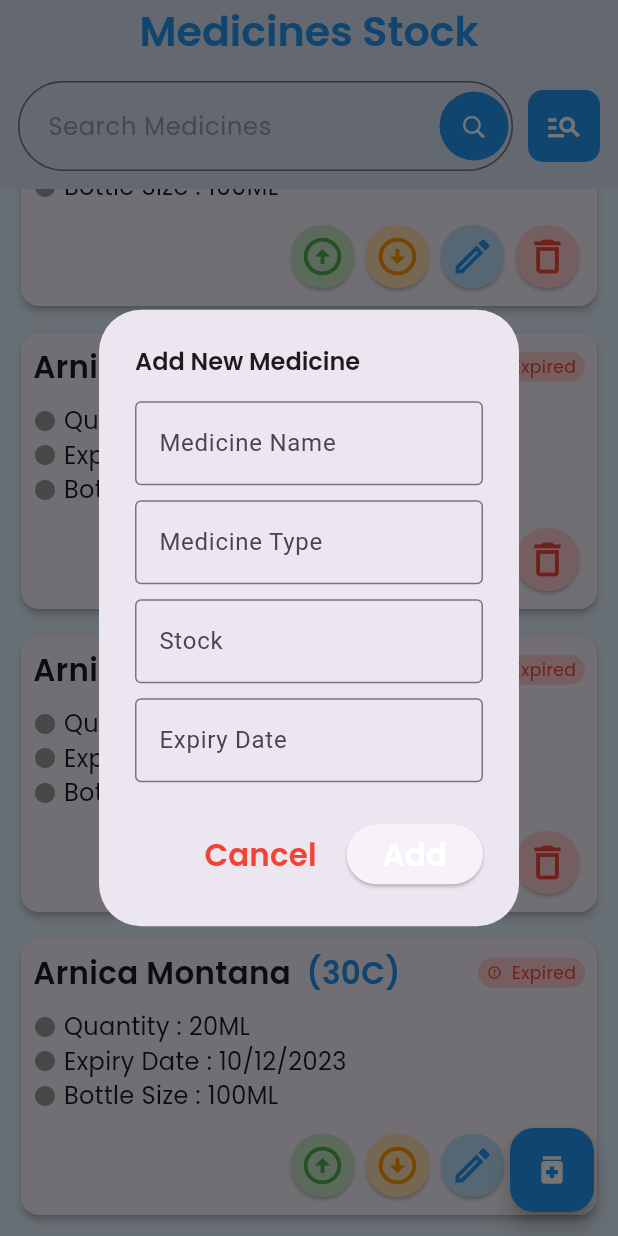
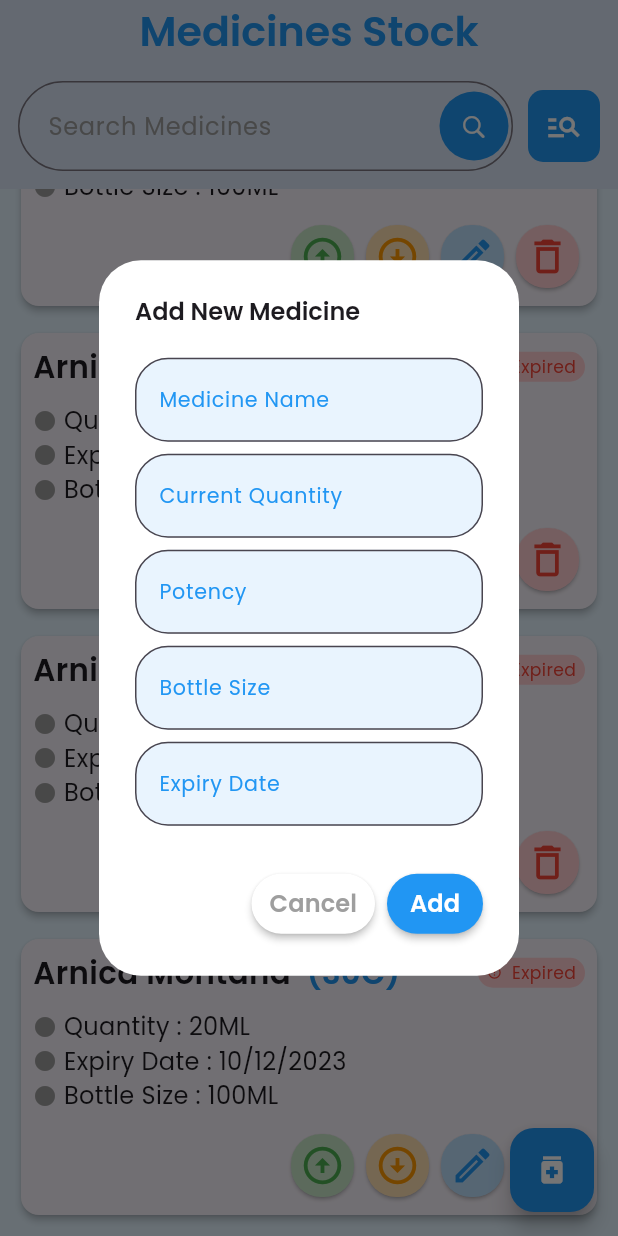
Before and after one commit to inzamam9494/healnixd, a Flutter app: the MedicinesStockScreen screen opened directly, scrolled down 312 dp, after a tap on the "medication" icon, on a phone screen of 412 x 824 dp. Run offline on Flutter 3.47's test engine with Material 3 defaults, Android fonts, the phone set to English and light mode, and no system bars; our stand-ins replace fl_chart, flutter_screenutil, font_awesome_flutter, get, google_fonts.

Commit message:
Refactor medicine stock dialog to use reusable text field and button widgets; improve UI consistency

```diff
--- a/lib/components/medicine_stock_card.dart
+++ b/lib/components/medicine_stock_card.dart
@@ -118,7 +118,11 @@ Widget medicineStockCard({
                   onTap: onTapIncrease,
                   child: Padding(
                     padding: const EdgeInsets.all(6.0),
-                    child: Icon(Icons.arrow_circle_up, color: Colors.green, size: 30),
+                    child: Icon(
+                      Icons.arrow_circle_up,
+                      color: Colors.green,
+                      size: 30,
+                    ),
                   ),
                 ),
               ),
@@ -134,7 +138,11 @@ Widget medicineStockCard({
                   onTap: onTapDecrease,
                   child: Padding(
                     padding: const EdgeInsets.all(6.0),
-                    child: Icon(Icons.arrow_circle_down, color: Colors.orange, size: 30),
+                    child: Icon(
+                      Icons.arrow_circle_down,
+                      color: Colors.orange,
+                      size: 30,
+                    ),
                   ),
                 ),
               ),
@@ -149,7 +157,11 @@ Widget medicineStockCard({
                   borderRadius: BorderRadius.circular(20),
                   child: Padding(
                     padding: const EdgeInsets.all(6.0),
-                    child: Icon(Icons.mode_edit_outlined, color: Colors.blue, size: 30),
+                    child: Icon(
+                      Icons.mode_edit_outlined,
+                      color: Colors.blue,
+                      size: 30,
+                    ),
                   ),
                 ),
               ),
@@ -164,7 +176,11 @@ Widget medicineStockCard({
                   borderRadius: BorderRadius.circular(20),
                   child: Padding(
                     padding: const EdgeInsets.all(6.0),
-                    child: Icon(Icons.delete_outline, color: Colors.red, size: 30),
+                    child: Icon(
+                      Icons.delete_outline,
+                      color: Colors.red,
+                      size: 30,
+                    ),
                   ),
                 ),
               ),
@@ -175,3 +191,51 @@ Widget medicineStockCard({
     ),
   );
 }
+
+Widget addDialogTextField({String? labelText}) {
+  return Container(
+    margin: EdgeInsets.symmetric(vertical: 4),
+    child: TextField(
+      cursorColor: Colors.blue,
+      decoration: InputDecoration(
+        labelText: labelText ?? 'Enter Text',
+        labelStyle: AppTextStyles.kSmall10RegularTextStyle.copyWith(
+          color: Colors.blue,
+        ),
+        fillColor: Colors.blue.withValues(alpha: 0.1),
+        filled: true,
+        focusedBorder: OutlineInputBorder(
+          borderRadius: BorderRadius.circular(22),
+          borderSide: BorderSide(color: Colors.blue),
+        ),
+        border: OutlineInputBorder(
+          borderRadius: BorderRadius.circular(22),
+          borderSide: BorderSide(color: Colors.blue),
+        ),
+      ),
+    ),
+  );
+}
+
+Widget dialogButton({
+  String? text,
+  VoidCallback? onPressed,
+  Color? color,
+  Color? textColor,
+}) {
+  return ElevatedButton(
+    style: ElevatedButton.styleFrom(
+      elevation: 2  ,
+      backgroundColor: color?? Colors.blue,
+      shape: RoundedRectangleBorder(borderRadius: BorderRadius.circular(30)),
+      padding: EdgeInsets.symmetric(horizontal: 12, vertical: 4),
+    ),
+    onPressed: onPressed,
+    child: Text(
+      text ?? 'Submit',
+      style: AppTextStyles.kCaption12SemiBoldTextStyle.copyWith(
+        color: textColor?? Colors.white,
+      ),
+    ),
+  );
+}
--- a/lib/screens/medicines/medicines_stock_screen.dart
+++ b/lib/screens/medicines/medicines_stock_screen.dart
@@ -16,6 +16,7 @@ class MedicinesStockScreen extends StatelessWidget {
         onPressed: () {
           Get.dialog(
             AlertDialog(
+              backgroundColor: Colors.white,
               title: Text(
                 'Add New Medicine',
                 style: AppTextStyles.kCaption12SemiBoldTextStyle,
@@ -23,56 +24,28 @@ class MedicinesStockScreen extends StatelessWidget {
               content: Column(
                 mainAxisSize: MainAxisSize.min,
                 children: [
-                  TextField(
-                    decoration: InputDecoration(
-                      labelText: 'Medicine Name',
-                      border: OutlineInputBorder(),
-                    ),
-                  ).marginOnly(bottom: 10),
-                  TextField(
-                    decoration: InputDecoration(
-                      labelText: 'Medicine Type',
-                      border: OutlineInputBorder(),
-                    ),
-                  ).marginOnly(bottom: 10),
-                  TextField(
-                    decoration: InputDecoration(
-                      labelText: 'Stock',
-                      border: OutlineInputBorder(),
-                    ),
-                  ).marginOnly(bottom: 10),
-                  TextField(
-                    decoration: InputDecoration(
-                      labelText: 'Expiry Date',
-                      border: OutlineInputBorder(),
-                    ),
-                  ),
+                  addDialogTextField(labelText : "Medicine Name"),
+                  addDialogTextField(labelText : "Current Quantity"),
+                  addDialogTextField(labelText : "Potency"),
+                  addDialogTextField(labelText : "Bottle Size"),
+                  addDialogTextField(labelText : "Expiry Date" ),
                 ],
               ),
               actions: [
-                TextButton(
+                dialogButton(
+                  text: "Cancel",
+                  color: Colors.white,
+                  textColor: Colors.grey,
                   onPressed: () {
                     Get.back();
                   },
-                  child: Text(
-                    'Cancel',
-                    style: AppTextStyles.kBody15SemiBoldTextStyle.copyWith(
-                      color: Colors.red,
-                    ),
-                  ),
                 ),
-                ElevatedButton(
+                dialogButton(
+                  text: "Add",
                   onPressed: () {
-                    // Add medicine logic here
                     Get.back();
                   },
-                  child: Text(
-                    'Add',
-                    style: AppTextStyles.kBody15SemiBoldTextStyle.copyWith(
-                      color: Colors.white,
-                    ),
-                  ),
-                ),
+                )
               ],
             ),
           );
```
